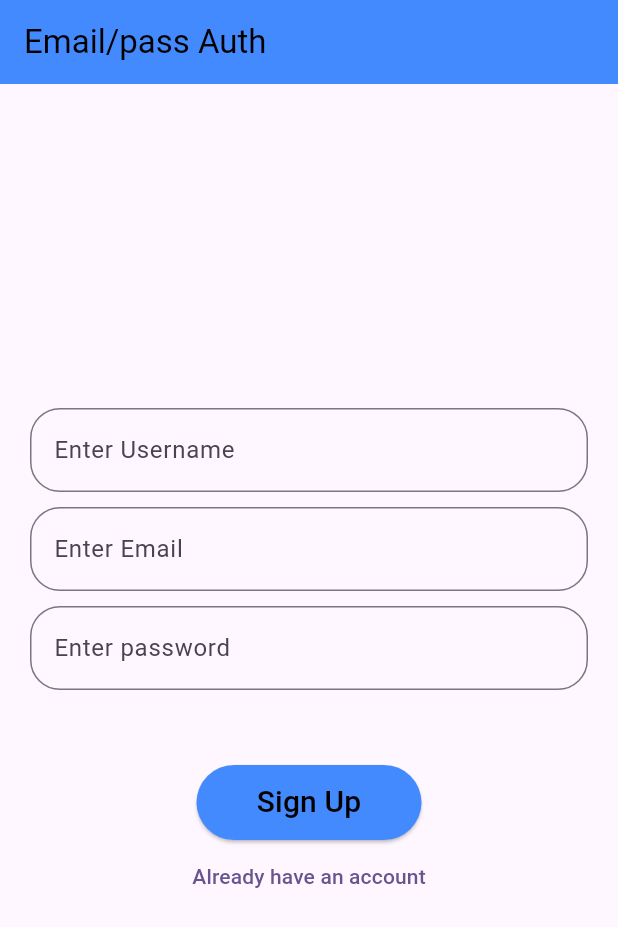
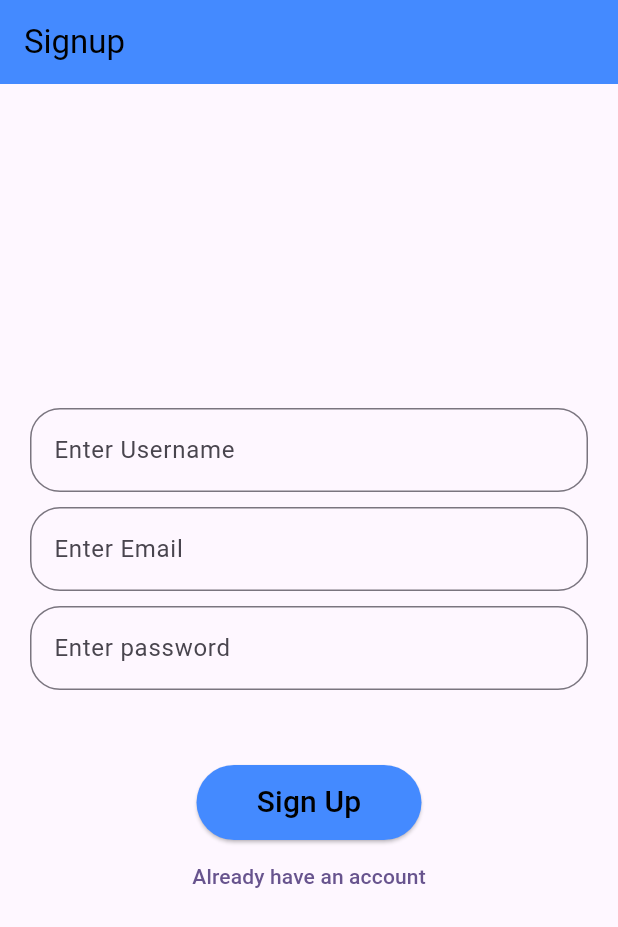
Before and after one commit to Adnanahmed76/auth_email_password, a Flutter app: the screen it shows after launch, on a phone screen of 412 x 824 dp. Shown: the top 927 px of the screen. Run offline on Flutter 3.47's test engine with Material 3 defaults, Android fonts, the phone set to English and light mode, and no system bars; our stand-ins replace firebase_auth, firebase_core; accounts and stored records are empty.

```diff
--- a/lib/pages/Signup.dart
+++ b/lib/pages/Signup.dart
@@ -10,8 +10,11 @@ class HomePage extends StatefulWidget {
 
 class _HomePageState extends State<HomePage> {
   final _fromkey=GlobalKey<FormState>();
+  //this is a boolean true and false
   bool isLogin=false;
   String email="";
+  //controller email
+
   String password="";
   String username="";
   @override
@@ -20,7 +23,7 @@ class _HomePageState extends State<HomePage> {
       child: Scaffold(
         appBar: AppBar(
           backgroundColor: Colors.blueAccent,
-          title: Text("Email/pass Auth",style: TextStyle(color: Colors.black),),),
+          title: Text("Signup",style: TextStyle(color: Colors.black),),),
         body: Form(
           key: _fromkey,
           child: Container(
```
